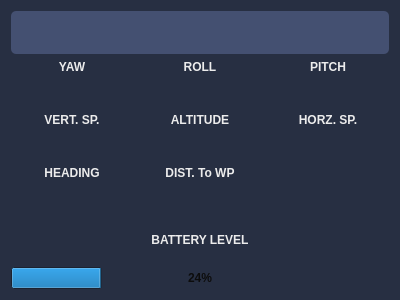
The window that src/rqt_gcs/resources/UavStat.ui (CSUN-SERL/lcar-bot) describes before a commit, drawn with Qt 5.
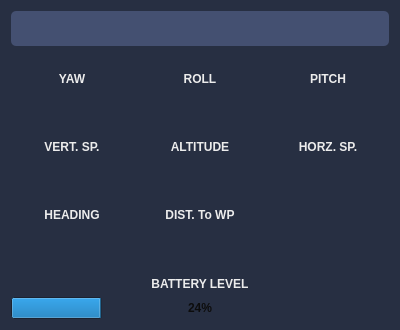
The same window after the commit.

Commit message: Added more spacing between elements.

Patch:
```diff
--- a/src/rqt_gcs/resources/UavStat.ui
+++ b/src/rqt_gcs/resources/UavStat.ui
@@ -7,19 +7,19 @@
     <x>0</x>
     <y>0</y>
     <width>400</width>
-    <height>300</height>
+    <height>330</height>
    </rect>
   </property>
   <property name="minimumSize">
    <size>
     <width>400</width>
-    <height>300</height>
+    <height>330</height>
    </size>
   </property>
   <property name="maximumSize">
    <size>
     <width>800</width>
-    <height>300</height>
+    <height>364</height>
    </size>
   </property>
   <property name="font">
@@ -48,6 +48,12 @@
        <verstretch>0</verstretch>
       </sizepolicy>
      </property>
+     <property name="minimumSize">
+      <size>
+       <width>0</width>
+       <height>35</height>
+      </size>
+     </property>
      <property name="maximumSize">
       <size>
        <width>800</width>
@@ -56,8 +62,8 @@
      </property>
      <property name="font">
       <font>
-       <weight>75</weight>
-       <bold>true</bold>
+       <family>Ubuntu</family>
+       <pointsize>12</pointsize>
       </font>
      </property>
      <property name="styleSheet">
@@ -83,6 +89,19 @@
      </property>
     </widget>
    </item>
+   <item>
+    <spacer name="horizontalSpacer">
+     <property name="orientation">
+      <enum>Qt::Horizontal</enum>
+     </property>
+     <property name="sizeHint" stdset="0">
+      <size>
+       <width>40</width>
+       <height>20</height>
+      </size>
+     </property>
+    </spacer>
+   </item>
    <item>
     <layout class="QVBoxLayout" name="verticalLayout">
      <item>
@@ -195,6 +214,19 @@
        </item>
       </layout>
      </item>
+     <item>
+      <spacer name="horizontalSpacer_2">
+       <property name="orientation">
+        <enum>Qt::Horizontal</enum>
+       </property>
+       <property name="sizeHint" stdset="0">
+        <size>
+         <width>40</width>
+         <height>20</height>
+        </size>
+       </property>
+      </spacer>
+     </item>
      <item>
       <layout class="QHBoxLayout" name="horizontalLayout_3">
        <item>
@@ -302,6 +334,19 @@
        </item>
       </layout>
      </item>
+     <item>
+      <spacer name="horizontalSpacer_3">
+       <property name="orientation">
+        <enum>Qt::Horizontal</enum>
+       </property>
+       <property name="sizeHint" stdset="0">
+        <size>
+         <width>40</width>
+         <height>20</height>
+        </size>
+       </property>
+      </spacer>
+     </item>
      <item>
       <layout class="QHBoxLayout" name="horizontalLayout_5">
        <item>
@@ -394,6 +439,19 @@
      </item>
     </layout>
    </item>
+   <item>
+    <spacer name="horizontalSpacer_4">
+     <property name="orientation">
+      <enum>Qt::Horizontal</enum>
+     </property>
+     <property name="sizeHint" stdset="0">
+      <size>
+       <width>40</width>
+       <height>20</height>
+      </size>
+     </property>
+    </spacer>
+   </item>
    <item>
     <widget class="QLabel" name="batteryLabel">
      <property name="text">
```
